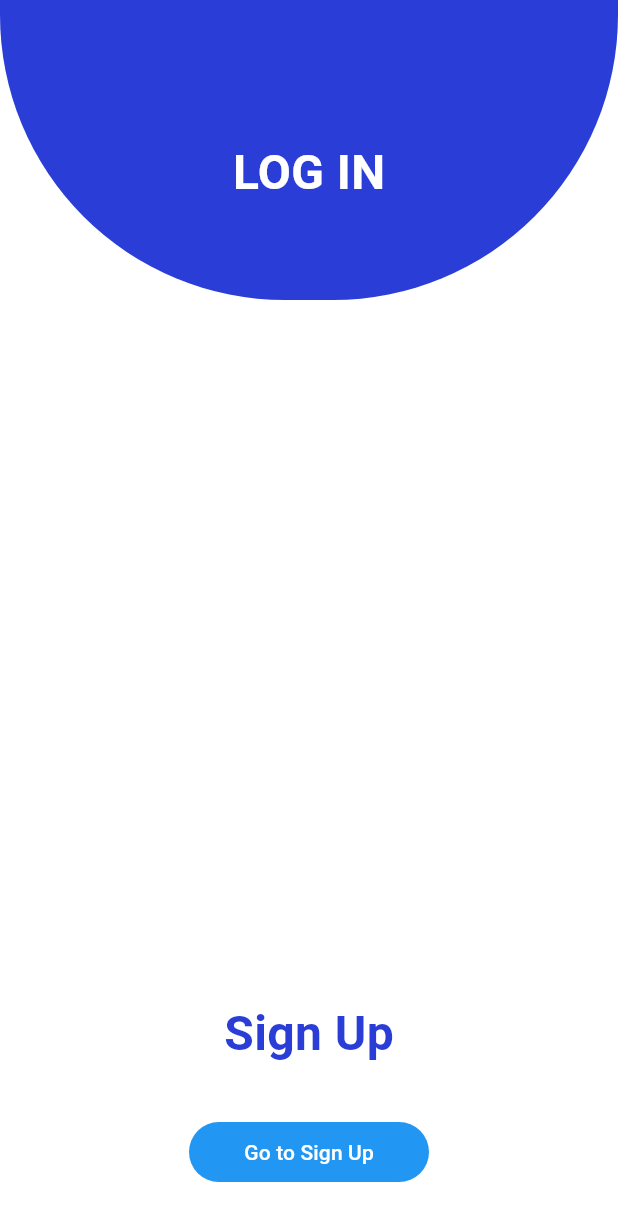
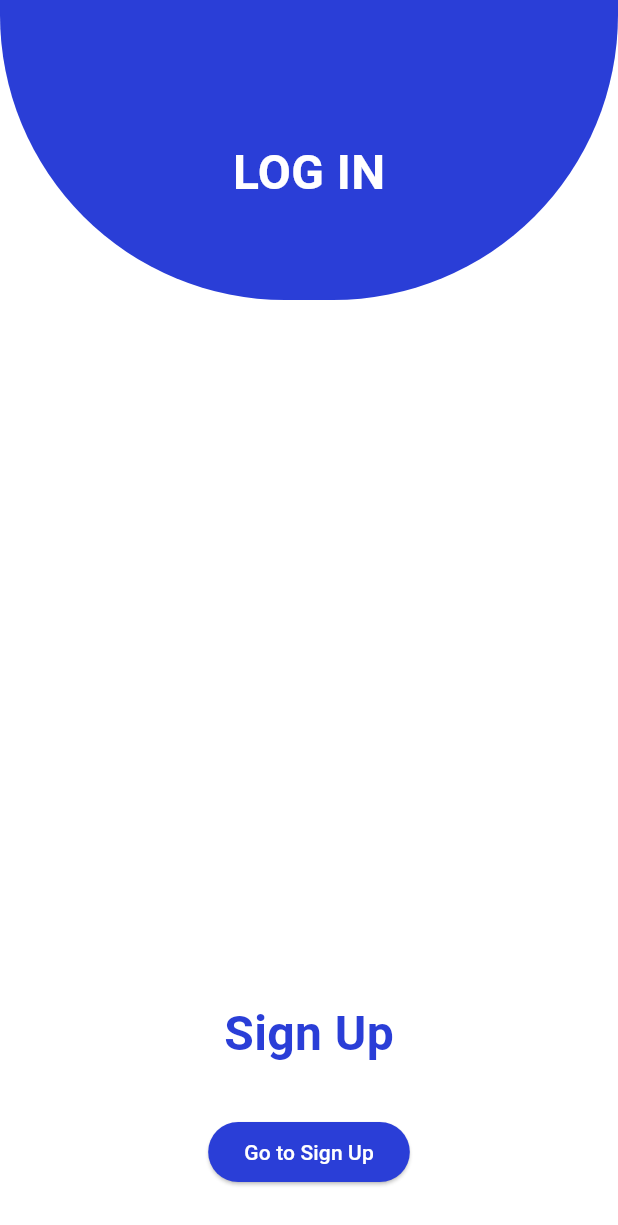
Before and after one commit to gy4an/logmate, a Flutter app: the screen it shows after launch, after a tap on "Sign Up", on a phone screen of 412 x 824 dp. Shown: the top 1225 px of the screen. Run offline on Flutter 3.47's test engine with Material 3 defaults, Android fonts, the phone set to English and light mode, and no system bars; our stand-ins replace signature.

Commit message:
Fixed and merged with lopez

```diff
--- a/main/lib/screens/login_screen.dart
+++ b/main/lib/screens/login_screen.dart
@@ -20,7 +20,7 @@ class _LoginScreenState extends State<LoginScreen>
   bool isLogin = true;
   late Animation<double> loginSize;
   late AnimationController loginController;
-  final Duration animationDuration = const Duration(milliseconds: 270);
+  Duration animationDuration = const Duration(milliseconds: 270);
 
   @override
   void initState() {
@@ -67,13 +67,12 @@ class _LoginScreenState extends State<LoginScreen>
   }
 
   Future<void> _goToSignup() async {
-    // Optional: close the panel after returning
     await Navigator.of(context).push(
       PageRouteBuilder(
         pageBuilder: (_, animation, __) => const SignupScreen(),
         transitionsBuilder: (_, animation, __, child) => SlideTransition(
           position: Tween<Offset>(
-            begin: const Offset(0, 1), // slide up
+            begin: const Offset(0, 1), // slide from bottom
             end: Offset.zero,
           ).chain(CurveTween(curve: Curves.easeOutCubic)).animate(animation),
           child: child,
@@ -81,11 +80,6 @@ class _LoginScreenState extends State<LoginScreen>
         transitionDuration: const Duration(milliseconds: 400),
       ),
     );
-
-    if (mounted && !isLogin) {
-      loginController.reverse();
-      setState(() => isLogin = true);
-    }
   }
 
   Widget _buildLoginHeader() {
@@ -166,10 +160,7 @@ class _LoginScreenState extends State<LoginScreen>
                     DropdownButton<String>(
                       value: _selectedRole,
                       items: ['user', 'admin'].map((role) {
-                        return DropdownMenuItem(
-                          value: role,
-                          child: Text(role),
-                        );
+                        return DropdownMenuItem(value: role, child: Text(role));
                       }).toList(),
                       onChanged: (value) {
                         setState(() {
@@ -225,22 +216,14 @@ class _LoginScreenState extends State<LoginScreen>
               ),
             ),
           ),
-          // Small rounded button (like original design)
-          SizedBox(
-            width: 160,
-            child: TextButton(
-              style: TextButton.styleFrom(
-                backgroundColor: Colors.blue,
+          // unchanged appearance/size
+          ElevatedButton(
+            style: ElevatedButton.styleFrom(
+              backgroundColor: Color(0XFF2a3ed7),
               foregroundColor: Colors.white,
-                shape: RoundedRectangleBorder(
-                  borderRadius: BorderRadius.circular(30),
-                ),
-                padding:
-                    const EdgeInsets.symmetric(horizontal: 20, vertical: 10),
             ),
             onPressed: _goToSignup,
             child: const Text("Go to Sign Up"),
-            ),
           ),
         ],
       ),
@@ -251,15 +234,16 @@ class _LoginScreenState extends State<LoginScreen>
   Widget build(BuildContext context) {
     final double defaultLoginSize = MediaQuery.of(context).size.height / 1.6;
 
-    loginSize = Tween<double>(begin: defaultLoginSize, end: 200).animate(
-      CurvedAnimation(parent: loginController, curve: Curves.linear),
-    );
+    loginSize = Tween<double>(
+      begin: defaultLoginSize,
+      end: 200,
+    ).animate(CurvedAnimation(parent: loginController, curve: Curves.linear));
 
     return Scaffold(
       backgroundColor: Colors.white,
       body: Stack(
         children: <Widget>[
-          // Login header (blue arc)
+          // Blue arc header
           AnimatedBuilder(
             animation: loginController,
             builder: (context, child) => _buildLoginHeader(),
@@ -289,7 +273,9 @@ class _LoginScreenState extends State<LoginScreen>
                 child: GestureDetector(
                   onTap: () {
                     loginController.forward();
-                    setState(() => isLogin = false);
+                    setState(() {
+                      isLogin = !isLogin;
+                    });
                   },
                   child: const Center(
                     child: Text(
@@ -306,13 +292,16 @@ class _LoginScreenState extends State<LoginScreen>
             ),
           ),
 
-          // SIGN UP SLIDE (put LAST so it's on TOP and receives taps)
+          // SIGN UP SLIDE — place LAST so it sits on TOP and receives taps
           Align(
             alignment: Alignment.bottomCenter,
+            child: IgnorePointer(
+              ignoring: isLogin, // don't intercept taps when hidden
               child: AnimatedOpacity(
                 opacity: isLogin ? 0.0 : 1.0,
                 duration: animationDuration,
                 child: _buildRegisterComponents(),
+              ),
             ),
           ),
         ],
```
Lines whose indentation alone changed are shown as unchanged.
